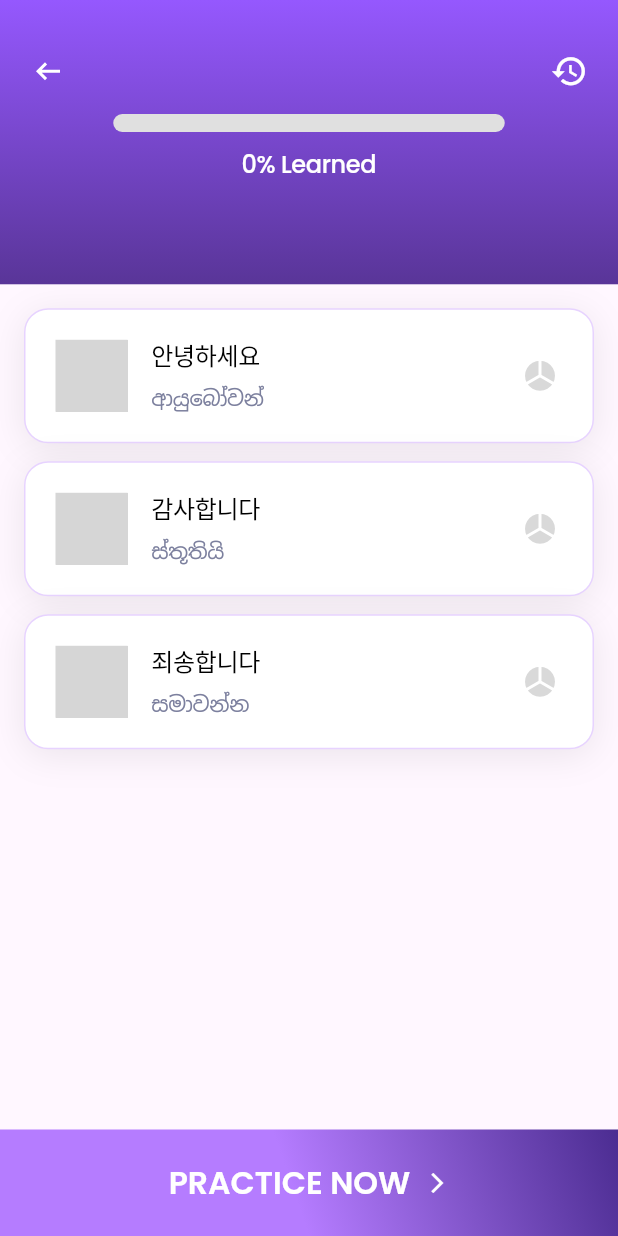
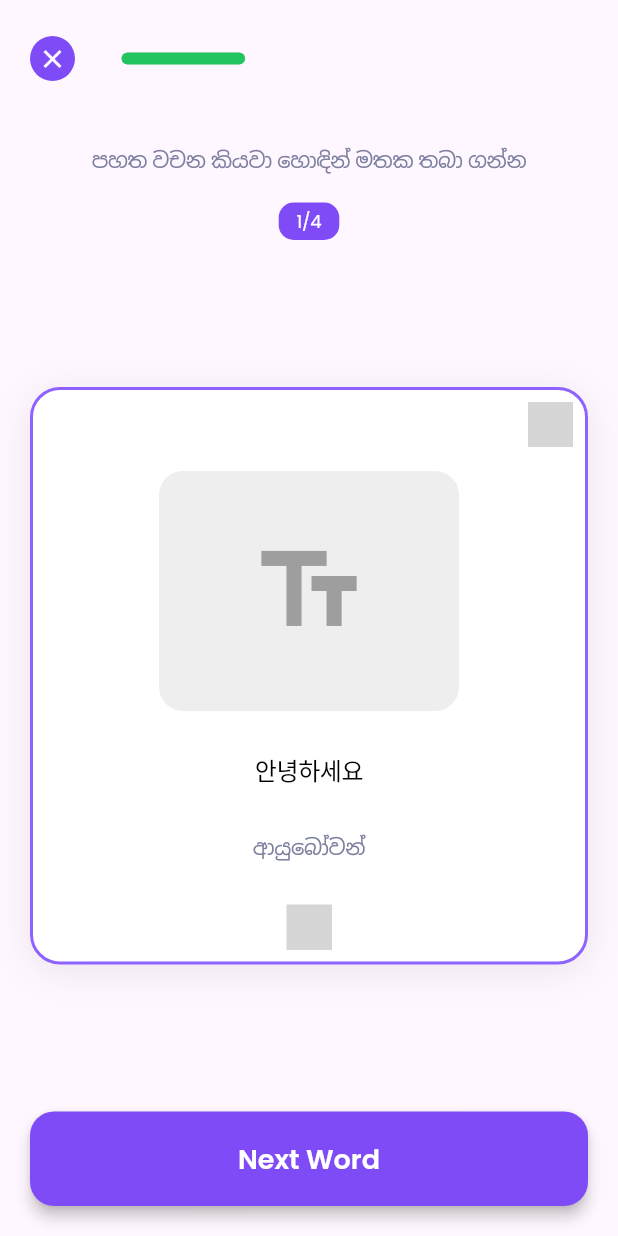
Before and after one commit to Himashirathnayake1/Korean-master, a Flutter app: the WordsScreen screen opened directly with empty values, after a tap on "PRACTICE NOW", on a phone screen of 412 x 824 dp. Run offline on Flutter 3.47's test engine with Material 3 defaults, Android fonts, the phone set to English and light mode, and no system bars; our stand-ins replace flutter_svg, google_fonts; grey boxes are pictures that could not be loaded.

Commit message:
word practice

```diff
--- /dev/null
+++ b/lib/screens/pronunciation_practice_screen.dart
@@ -0,0 +1,425 @@
+import 'package:flutter/material.dart';
+import 'package:flutter_svg/flutter_svg.dart';
+import 'package:korean_master/models/lesson.dart';
+import 'package:korean_master/models/word.dart';
+import 'package:korean_master/themes/app_theme.dart';
+
+class PronunciationPracticeScreen extends StatefulWidget {
+  final Lesson lesson;
+
+  const PronunciationPracticeScreen({super.key, required this.lesson});
+
+  @override
+  State<PronunciationPracticeScreen> createState() =>
+      _PronunciationPracticeScreenState();
+}
+
+class _PronunciationPracticeScreenState
+    extends State<PronunciationPracticeScreen> {
+  int _currentWordIndex = 0;
+  late List<Word> _words;
+
+  @override
+  void initState() {
+    super.initState();
+    _words = _generateWordsForLesson(widget.lesson.id);
+  }
+
+  @override
+  Widget build(BuildContext context) {
+    final currentWord = _words[_currentWordIndex];
+    final totalWords = _words.length;
+    final progress = (_currentWordIndex + 1) / totalWords;
+
+    return Scaffold(
+      body: SafeArea(
+        child: Column(
+          children: [
+            Padding(
+              padding: const EdgeInsets.all(20),
+              child: Column(
+                children: [
+                  Row(
+                    children: [
+                      GestureDetector(
+                        onTap: () => Navigator.pop(context),
+                        child: Container(
+                          width: 30,
+                          height: 30,
+                          decoration: const BoxDecoration(
+                            color: Color(0xFF7F4BF7),
+                            shape: BoxShape.circle,
+                          ),
+                          child: const Icon(
+                            Icons.close,
+                            color: Colors.white,
+                            size: 20,
+                          ),
+                        ),
+                      ),
+                      const SizedBox(width: 16),
+                      Padding(
+                        padding: const EdgeInsets.all(15.0),
+                        child: Expanded(
+                          child: Container(
+                            height: 8,
+                            decoration: BoxDecoration(
+                              borderRadius: BorderRadius.circular(4),
+                              color: Colors.grey[300],
+                            ),
+                            child: Stack(
+                              children: [
+                                Container(
+                                  width:
+                                      MediaQuery.of(context).size.width *
+                                      progress *
+                                      0.8,
+                                  height: 9,
+                                  decoration: BoxDecoration(
+                                    borderRadius: BorderRadius.circular(4),
+                                    color: const Color(0xFF22C45D),
+                                  ),
+                                ),
+                              ],
+                            ),
+                          ),
+                        ),
+                      ),
+                    ],
+                  ),
+
+                  const SizedBox(height: 40),
+
+                  // Instruction text
+                  Text(
+                    'පහත වචන කියවා හොඳින් මතක තබා ගන්න',
+                    style: AppTheme.normalSinhalaText,
+                    textAlign: TextAlign.center,
+                  ),
+
+                  const SizedBox(height: 20),
+
+                  // Progress box
+                  Container(
+                    padding: const EdgeInsets.symmetric(
+                      horizontal: 12,
+                      vertical: 4,
+                    ),
+                    decoration: BoxDecoration(
+                      color: const Color(0xFF7F4BF7),
+                      borderRadius: BorderRadius.circular(10),
+                    ),
+                    child: Text(
+                      '${_currentWordIndex + 1}/$totalWords',
+                      style: AppTheme.bodyNumbers,
+                    ),
+                  ),
+                ],
+              ),
+            ),
+
+            // Word card
+            Expanded(
+              child: Padding(
+                padding: const EdgeInsets.symmetric(horizontal: 20),
+                child: Column(
+                  mainAxisAlignment: MainAxisAlignment.center,
+                  children: [
+                    Container(
+                      width: double.infinity,
+                      padding: const EdgeInsets.all(8),
+                        decoration: BoxDecoration(
+                        color: Colors.white,
+                        borderRadius: BorderRadius.circular(20),
+                        border: Border.all(
+                          color: const Color(0xFF8E62FF),
+                          width: 2,
+                        ),
+                        boxShadow: [
+                          BoxShadow(
+                          color: const Color(0x14000000),
+                          blurRadius: 20,
+                          offset: const Offset(0, 4),
+                          ),
+                        ],
+                      ),
+                      child: Column(
+                        children: [
+                          Row(
+                            mainAxisAlignment: MainAxisAlignment.end,
+                            children: [_buildProgressIcon(currentWord.status)],
+                          ),
+
+                          const SizedBox(height: 16),
+
+                          // Word illustration
+                          _buildWordImage(currentWord.korean),
+
+                          const SizedBox(height: 30),
+
+                          // Korean word
+                          Text(
+                            currentWord.korean,
+                            style: AppTheme.normalKoreanText,
+                            textAlign: TextAlign.center,
+                          ),
+
+                          const SizedBox(height: 8),
+
+                          // Pronunciation
+                          Text(
+                            _getPronunciation(currentWord.korean),
+                            style: AppTheme.normalEnglishText,
+                            textAlign: TextAlign.center,
+                          ),
+
+                          const SizedBox(height: 8),
+
+                          // Sinhala translation
+                          Text(
+                            currentWord.sinhala,
+                            style: AppTheme.normalSinhalaText,
+
+                            textAlign: TextAlign.center,
+                          ),
+
+                          const SizedBox(height: 30),
+
+                          // Audio button
+                          GestureDetector(
+                            onTap: () {
+
+                            },
+                            child: Container(
+
+                              child: SvgPicture.asset(
+                                'assets/icons/group.svg',
+                                height: 30,
+                                width: 30,
+
+                              ),
+                            ),
+                          ),
+                        ],
+                      ),
+                    ),
+                  ],
+                ),
+              ),
+            ),
+
+            // Bottom button
+            Padding(
+              padding: const EdgeInsets.all(20),
+              child: SizedBox(
+                width: double.infinity,
+                child: ElevatedButton(
+                  onPressed: () {
+                    if (_currentWordIndex < _words.length - 1) {
+                      setState(() {
+                        _currentWordIndex++;
+                      });
+                    } else {
+                      // later
+
+                    }
+                  },
+                  style: ElevatedButton.styleFrom(
+                    backgroundColor: const Color(0xFF7F4BF7),
+                    foregroundColor: Colors.white,
+                    padding: const EdgeInsets.symmetric(vertical: 18),
+                    shape: RoundedRectangleBorder(
+                      borderRadius: BorderRadius.circular(16),
+                    ),
+                  ),
+                  child: Text(
+                    _currentWordIndex < _words.length - 1
+                        ? 'Next Word'
+                        : 'Start Practice',
+                    style: const TextStyle(
+                      fontFamily: 'Poppins',
+                      fontSize: 18,
+                      fontWeight: FontWeight.w600,
+                    ),
+                  ),
+                ),
+              ),
+            ),
+          ],
+        ),
+      ),
+    );
+  }
+
+  Widget _buildWordImage(String koreanWord) {
+    switch (koreanWord) {
+      case '선생님':
+        return Container(
+          width: 200,
+          height: 160,
+
+          child: SvgPicture.asset(
+            'assets/images/teacher.svg',
+            width: 200,
+            height: 160,
+            fit: BoxFit.contain,
+          ),
+        );
+      case '학생':
+        return Container(
+          width: 200,
+          height: 160,
+          child: SvgPicture.asset(
+            'assets/images/student.svg',
+            width: 200,
+            height: 160,
+            fit: BoxFit.contain,
+          ),
+        );
+      case '반 친구':
+        return Container(
+          width: 200,
+          height: 160,
+          child: SvgPicture.asset(
+            'assets/images/friend.svg',
+            width: 200,
+            height: 160,
+            fit: BoxFit.contain,
+          ),
+        );
+      case '질문':
+        return Container(
+          width: 200,
+          height: 160,
+          child: SvgPicture.asset(
+            'assets/images/question.svg',
+            width: 200,
+            height: 160,
+            fit: BoxFit.contain,
+          ),
+        );
+
+
+      default:
+        return Container(
+          width: 200,
+          height: 160,
+          decoration: BoxDecoration(
+            color: Colors.grey[200],
+            borderRadius: BorderRadius.circular(16),
+          ),
+          child: const Icon(Icons.text_fields, size: 80, color: Colors.grey),
+        );
+    }
+  }
+
+  Widget _buildProgressIcon(WordStatus status) {
+    switch (status) {
+      case WordStatus.completed:
+         return SvgPicture.asset('assets/icons/check.svg', width: 30,
+          height: 30,);
+      case WordStatus.inProgressOne:
+        return  SvgPicture.asset('assets/icons/1_progress.svg', width: 30,
+          height: 30,);
+
+      case WordStatus.inProgressTwo:
+        return  SvgPicture.asset('assets/icons/2_progress.svg', width: 30,
+          height: 30,);
+
+      case WordStatus.notStarted:
+        return  SvgPicture.asset('assets/icons/not_started.svg', width: 30,
+          height: 30,);
+    }
+  }
+
+  String _getPronunciation(String koreanWord) {
+    switch (koreanWord) {
+      case '선생님':
+        return 'seon-saeng-nim';
+      case '학생':
+        return 'hak-saeng';
+      case '반 친구':
+        return 'ban chin-gu';
+      case '질문':
+        return 'chil-pan';
+      default:
+        return '';
+    }
+  }
+
+
+  //get words
+  List<Word> _generateWordsForLesson(String lessonId) {
+    switch (lessonId) {
+      case '01':
+        return [
+          const Word(
+            korean: '선생님',
+            sinhala: 'ගුරුතුමා',
+            status: WordStatus.completed,
+          ),
+          const Word(
+            korean: '학생',
+            sinhala: 'ශිෂ්‍යයා',
+            status: WordStatus.inProgressOne,
+          ),
+          const Word(
+            korean: '반 친구',
+            sinhala: 'පන්තියේ යාලුවා',
+            status: WordStatus.inProgressTwo,
+          ),
+          const Word(
+            korean: '검은색 보드',
+            sinhala: 'කළු ලෑල්ල',
+            status: WordStatus.notStarted,
+          ),
+        ];
+      case '02':
+        return [
+          const Word(
+            korean: '직업',
+            sinhala: 'රැකියාව',
+            status: WordStatus.completed,
+          ),
+          const Word(
+            korean: '회사',
+            sinhala: 'සමාගම',
+            status: WordStatus.inProgressOne,
+          ),
+          const Word(
+            korean: '사장',
+            sinhala: 'ප්‍රධානියා',
+            status: WordStatus.notStarted,
+          ),
+          const Word(
+            korean: '동료',
+            sinhala: 'සහකරු',
+            status: WordStatus.notStarted,
+          ),
+        ];
+      default:
+        return [
+          const Word(
+            korean: '안녕하세요',
+            sinhala: 'ආයුබෝවන්',
+            status: WordStatus.notStarted,
+          ),
+          const Word(
+            korean: '감사합니다',
+            sinhala: 'ස්තූතියි',
+            status: WordStatus.notStarted,
+          ),
+          const Word(
+            korean: '죄송합니다',
+            sinhala: 'සමාවන්න',
+            status: WordStatus.notStarted,
+          ),
+          const Word(
+            korean: '질문',
+            sinhala: 'ප්‍රශ්න',
+            status: WordStatus.notStarted,
+          ),
+        ];
+    }
+  }
+}
--- a/lib/screens/words_screen.dart
+++ b/lib/screens/words_screen.dart
@@ -3,6 +3,7 @@ import 'package:flutter_svg/svg.dart';
 import 'package:korean_master/models/lesson.dart';
 import 'package:korean_master/models/word.dart';
 import 'package:korean_master/themes/app_theme.dart';
+import 'package:korean_master/screens/pronunciation_practice_screen.dart';
 
 class WordsScreen extends StatefulWidget {
   final Lesson lesson;
@@ -14,7 +15,6 @@ class WordsScreen extends StatefulWidget {
 }
 
 class _WordsScreenState extends State<WordsScreen> {
-
   @override
   Widget build(BuildContext context) {
     final screenHeight = MediaQuery.of(context).size.height;
@@ -105,7 +105,7 @@ class _WordsScreenState extends State<WordsScreen> {
                           const SizedBox(height: 12),
                           Text(
                             '${(widget.lesson.progress * 100).toInt()}% Learned',
-                            style: AppTheme.bodyMedium
+                            style: AppTheme.bodyMedium,
                           ),
                         ],
                       ),
@@ -136,13 +136,23 @@ class _WordsScreenState extends State<WordsScreen> {
               gradient: LinearGradient(
                 begin: Alignment.topRight,
                 end: Alignment.bottomCenter,
-                colors: [Color(0xFF4B2C91),Color(0xFFB57CFF)],
+                colors: [Color(0xFF4B2C91), Color(0xFFB57CFF)],
               ),
             ),
             child: SafeArea(
               top: false,
               child: GestureDetector(
-                onTap: () {},
+                onTap: () {
+                  Navigator.push(
+                    context,
+                    MaterialPageRoute(
+                      builder:
+                          (context) => PronunciationPracticeScreen(
+                            lesson: widget.lesson,
+                          ),
+                    ),
+                  );
+                },
                 child: Container(
                   padding: const EdgeInsets.symmetric(
                     vertical: 25,
@@ -153,18 +163,16 @@ class _WordsScreenState extends State<WordsScreen> {
                     children: [
                       Text(
                         'PRACTICE NOW',
-                        style: AppTheme.idText.copyWith(fontSize: 21,color: Colors.white),
+                        style: AppTheme.idText.copyWith(
+                          fontSize: 21,
+                          color: Colors.white,
+                        ),
                       ),
                       const SizedBox(width: 10),
-                      GestureDetector(
-                        onTap: () {
-                          // _showPracticeBottomSheet(context);
-                        },
-                        child: const Icon(
+                      const Icon(
                         Icons.arrow_forward_ios,
                         size: 16,
                         color: Colors.white,
-                        ),
                       ),
                     ],
                   ),
@@ -174,8 +182,6 @@ class _WordsScreenState extends State<WordsScreen> {
           ),
         ],
       ),
-
-
     );
   }
 
@@ -207,16 +213,9 @@ class _WordsScreenState extends State<WordsScreen> {
             child: Column(
               crossAxisAlignment: CrossAxisAlignment.start,
               children: [
-                Text(
-                  word.korean,
-                  style: AppTheme.normalKoreanText,
-                ),
+                Text(word.korean, style: AppTheme.normalKoreanText),
                 const SizedBox(height: 10),
-                Text(
-                  word.sinhala,
-                  style: AppTheme.normalSinhalaText,
-                ),
-
+                Text(word.sinhala, style: AppTheme.normalSinhalaText),
               ],
             ),
           ),
--- a/lib/themes/app_theme.dart
+++ b/lib/themes/app_theme.dart
@@ -277,10 +277,13 @@ class AppTheme {
     letterSpacing: -0.24,
   );
 
-  static const TextStyle bodySmall = TextStyle(
+  static TextStyle bodyNumbers = GoogleFonts.poppins(
+    fontWeight: FontWeight.w400,
+    fontStyle: FontStyle.normal,
     fontSize: 12,
-    fontWeight: FontWeight.normal,
-    color: darkGray,
+    color: white,
+    height: 16.8 / 12,
+    letterSpacing: -0.24,
   );
 
   static const TextStyle subtitleLarge = TextStyle(
@@ -369,6 +372,14 @@ class AppTheme {
   );
   static TextStyle normalSinhalaText = GoogleFonts.poppins(
     fontWeight: FontWeight.w400,
+    fontSize: 14,
+    color: Color(0xFF7C809E),
+    height: 16.8 / 14,
+    letterSpacing: -0.24,
+  );
+  static TextStyle normalEnglishText = GoogleFonts.poppins(
+    fontWeight: FontWeight.w400,
+    fontStyle: FontStyle.normal,
     fontSize: 14,
     color: Color(0xFF7C809E),
     height: 16.8 / 14,
@@ -558,7 +569,7 @@ class AppTheme {
         titleMedium: titleMedium,
         bodyLarge: bodyLarge,
         bodyMedium: bodyMedium,
-        bodySmall: bodySmall,
+        bodySmall: bodyNumbers,
       ),
     );
   }
```
Also changed, not shown: assets/icons/Group 18020.png (deleted), assets/icons/Group.svg (added), assets/images/black_board.svg (added), assets/images/friend.svg (added), assets/images/student.svg (added), assets/images/teacher.svg (added). Lines whose indentation alone changed are shown as unchanged.
